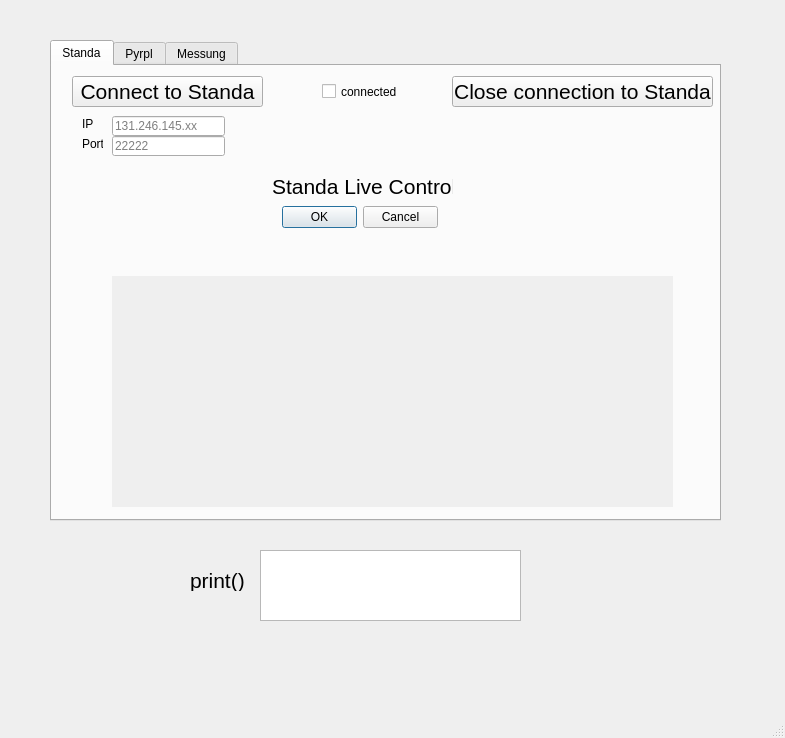
treeTUkl/pyrpl_user_dir, file qt designer/standa_pyrpl_gui.ui: the form before one commit.
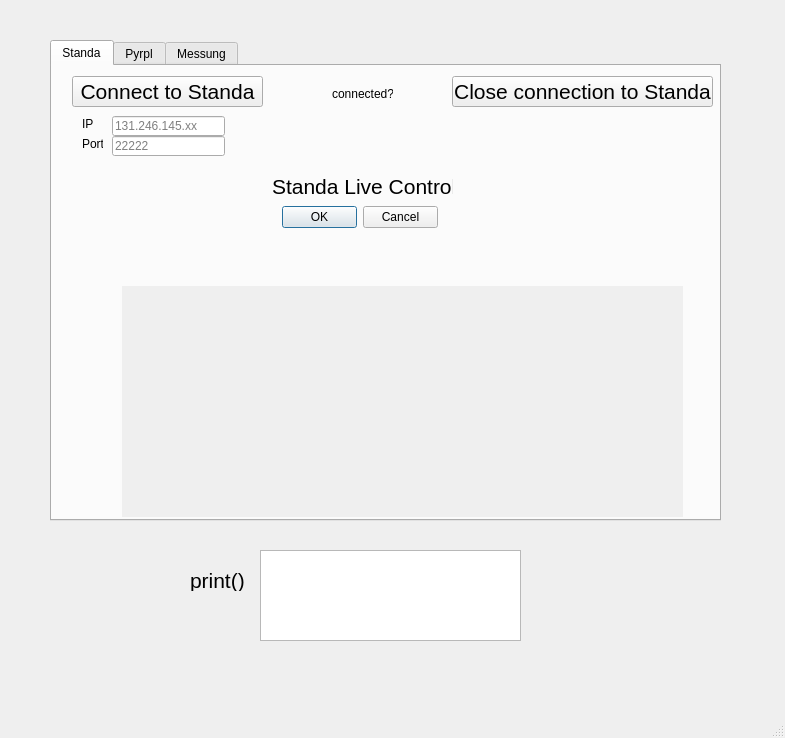
The form after the commit.

Commit message:
standa full GUI Control!
standa full GUI Control!

The edit to the form file:
```diff
--- a/qt designer/standa_pyrpl_gui.ui
+++ b/qt designer/standa_pyrpl_gui.ui
@@ -86,7 +86,7 @@
      <widget class="QPushButton" name="Go_left_Button">
       <property name="geometry">
        <rect>
-        <x>300</x>
+        <x>150</x>
         <y>370</y>
         <width>101</width>
         <height>51</height>
@@ -135,7 +135,7 @@
      <widget class="QPushButton" name="Go_right_Button">
       <property name="geometry">
        <rect>
-        <x>100</x>
+        <x>350</x>
         <y>370</y>
         <width>101</width>
         <height>51</height>
@@ -158,7 +158,7 @@
      <widget class="QPushButton" name="Stop_Button">
       <property name="geometry">
        <rect>
-        <x>200</x>
+        <x>250</x>
         <y>370</y>
         <width>101</width>
         <height>51</height>
@@ -250,25 +250,6 @@
        <string>Connect to Standa</string>
       </property>
      </widget>
-     <widget class="QCheckBox" name="Standa_Connected_checkBox">
-      <property name="geometry">
-       <rect>
-        <x>270</x>
-        <y>10</y>
-        <width>111</width>
-        <height>31</height>
-       </rect>
-      </property>
-      <property name="text">
-       <string>connected</string>
-      </property>
-      <property name="checkable">
-       <bool>false</bool>
-      </property>
-      <property name="tristate">
-       <bool>false</bool>
-      </property>
-     </widget>
      <widget class="QPushButton" name="Standa_Close_Button">
       <property name="geometry">
        <rect>
@@ -376,11 +357,24 @@
        <string>Standa Live Control</string>
       </property>
      </widget>
+     <widget class="QLabel" name="Standa_Connected_label">
+      <property name="geometry">
+       <rect>
+        <x>280</x>
+        <y>20</y>
+        <width>61</width>
+        <height>16</height>
+       </rect>
+      </property>
+      <property name="text">
+       <string>connected?</string>
+      </property>
+     </widget>
      <widget class="QWidget" name="Standa_live_control_widget" native="true">
       <property name="geometry">
        <rect>
-        <x>60</x>
-        <y>210</y>
+        <x>70</x>
+        <y>220</y>
         <width>561</width>
         <height>231</height>
        </rect>
@@ -922,7 +916,7 @@
       <x>260</x>
       <y>550</y>
       <width>261</width>
-      <height>71</height>
+      <height>91</height>
      </rect>
     </property>
    </widget>
```
Left out of the diff: 18 changed lines with no effect on the pictures. The commit also changes 2 other files.
